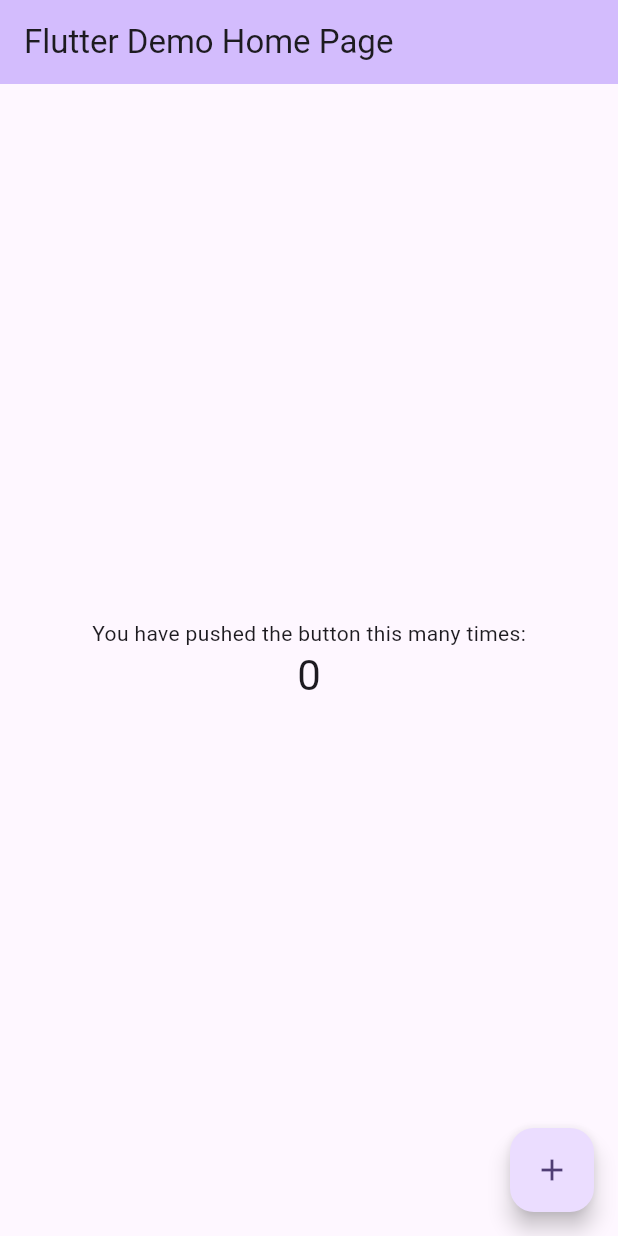
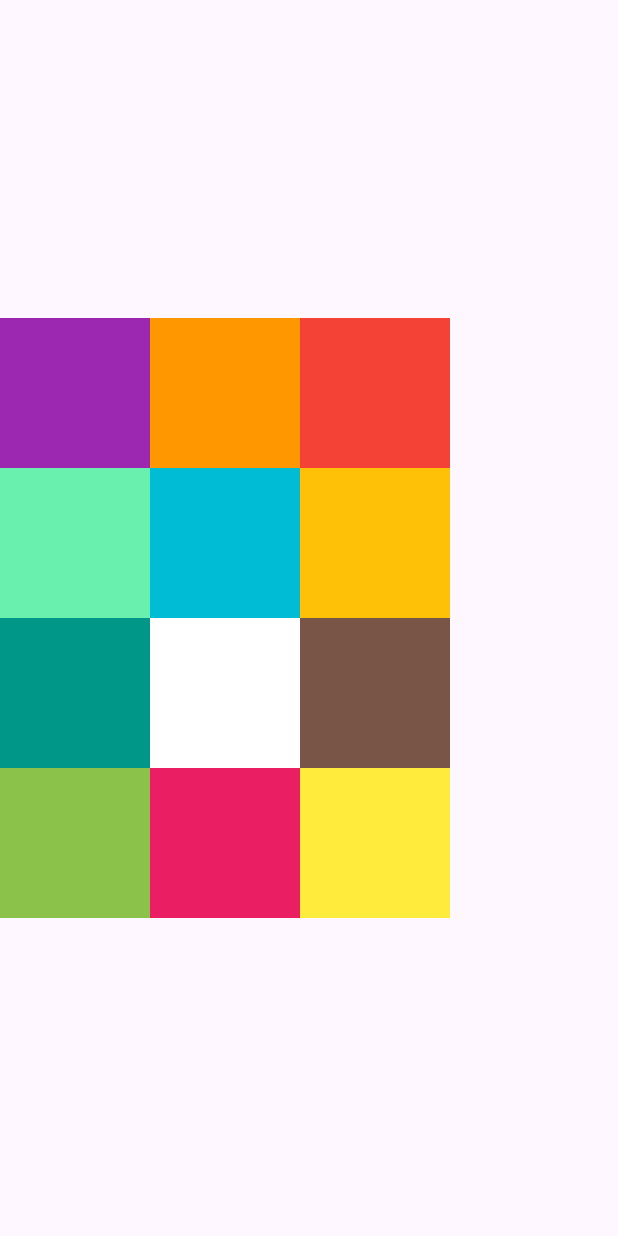
Before and after one commit to GK-solutionMD-2023-4th/1206_rae, a Flutter app: the screen it shows after launch, on a phone screen of 412 x 824 dp. Run offline on Flutter 3.47's test engine with Material 3 defaults, Android fonts, the phone set to English and light mode, and no system bars.

Commit message:
goods_information_screen.dart 수정) git push git pull

```diff
--- /dev/null
+++ b/lib/goods_information_screen.dart
@@ -0,0 +1,142 @@
+import 'package:flutter/material.dart';
+
+class MyApp extends StatelessWidget {
+  const MyApp({super.key});
+
+// This widget is the root of your application.
+  @override
+  Widget build(BuildContext context) {
+    return MaterialApp(
+      title: 'Flutter Demo',
+      theme: ThemeData(
+// This is the theme of your application.
+//
+// TRY THIS: Try running your application with "flutter run". You'll see
+// the application has a blue toolbar. Then, without quitting the app,
+// try changing the seedColor in the colorScheme below to Colors.green
+// and then invoke "hot reload" (save your changes or press the "hot
+// reload" button in a Flutter-supported IDE, or press "r" if you used
+// the command line to start the app).
+//
+// Notice that the counter didn't reset back to zero; the application
+// state is not lost during the reload. To reset the state, use hot
+// restart instead.
+//
+// This works for code too, not just values: Most code changes can be
+// tested with just a hot reload.
+        colorScheme: ColorScheme.fromSeed(seedColor: Colors.deepPurple),
+        useMaterial3: true,
+      ),
+      home: const MyHomePage(),
+    );
+  }
+}
+
+class MyHomePage extends StatefulWidget {
+  const MyHomePage({super.key});
+
+  @override
+  State<MyHomePage> createState() => _MyHomePageState();
+}
+
+class _MyHomePageState extends State<MyHomePage> {
+  @override
+  Widget build(BuildContext context) {
+    return Scaffold(
+      body: Container(
+        alignment: Alignment.topLeft,
+        child: Column(
+          mainAxisAlignment: MainAxisAlignment.center,
+          children: [
+            Column(
+              mainAxisAlignment: MainAxisAlignment.center,
+              children: [
+                Row(
+                  children: [
+                    Container(
+                      width: 100,
+                      height: 100,
+                      color: Colors.purple
+                    ),
+                    Container(
+                      width: 100,
+                      height: 100,
+                      color: Colors.orange
+                    ),
+                    Container(
+                      width: 100,
+                      height: 100,
+                      color: Colors.red
+                    )
+                  ],
+                )
+              ],
+            ),
+            Column(
+                mainAxisAlignment: MainAxisAlignment.center,
+                children: [
+                  Row(
+                    children: [
+                      Container(
+                          width: 100,
+                          height: 100,
+                          color: Colors.greenAccent
+                      ),
+                      Container(
+                          width: 100,
+                          height: 100,
+                          color: Colors.cyan
+                      ),
+                      Container(
+                          width: 100,
+                          height: 100,
+                          color: Colors.amber
+                      )
+                    ],
+                  ),
+                  Row(
+                    children: [
+                      Container(
+                          width: 100,
+                          height: 100,
+                          color: Colors.teal
+                      ),
+                      Container(
+                          width: 100,
+                          height: 100,
+                          color: Colors.white
+                      ),
+                      Container(
+                          width: 100,
+                          height: 100,
+                          color: Colors.brown
+                      )
+                    ],
+                  ),
+                  Row(
+                    children: [
+                      Container(
+                        width: 100,
+                        height: 100,
+                        color: Colors.lightGreen
+                      ),
+                      Container(
+                          width: 100,
+                          height: 100,
+                          color: Colors.pink
+                      ),
+                      Container(
+                          width: 100,
+                          height: 100,
+                          color: Colors.yellow
+                      )
+                    ],
+                  )
+                ],
+            ),
+          ],
+        ),
+      ),
+    );
+  }
+}
--- a/lib/main.dart
+++ b/lib/main.dart
@@ -1,125 +1,6 @@
 import 'package:flutter/material.dart';
+import 'goods_information_screen.dart';
 
 void main() {
   runApp(const MyApp());
 }
-
-class MyApp extends StatelessWidget {
-  const MyApp({super.key});
-
-  // This widget is the root of your application.
-  @override
-  Widget build(BuildContext context) {
-    return MaterialApp(
-      title: 'Flutter Demo',
-      theme: ThemeData(
-        // This is the theme of your application.
-        //
-        // TRY THIS: Try running your application with "flutter run". You'll see
-        // the application has a blue toolbar. Then, without quitting the app,
-        // try changing the seedColor in the colorScheme below to Colors.green
-        // and then invoke "hot reload" (save your changes or press the "hot
-        // reload" button in a Flutter-supported IDE, or press "r" if you used
-        // the command line to start the app).
-        //
-        // Notice that the counter didn't reset back to zero; the application
-        // state is not lost during the reload. To reset the state, use hot
-        // restart instead.
-        //
-        // This works for code too, not just values: Most code changes can be
-        // tested with just a hot reload.
-        colorScheme: ColorScheme.fromSeed(seedColor: Colors.deepPurple),
-        useMaterial3: true,
-      ),
-      home: const MyHomePage(title: 'Flutter Demo Home Page'),
-    );
-  }
-}
-
-class MyHomePage extends StatefulWidget {
-  const MyHomePage({super.key, required this.title});
-
-  // This widget is the home page of your application. It is stateful, meaning
-  // that it has a State object (defined below) that contains fields that affect
-  // how it looks.
-
-  // This class is the configuration for the state. It holds the values (in this
-  // case the title) provided by the parent (in this case the App widget) and
-  // used by the build method of the State. Fields in a Widget subclass are
-  // always marked "final".
-
-  final String title;
-
-  @override
-  State<MyHomePage> createState() => _MyHomePageState();
-}
-
-class _MyHomePageState extends State<MyHomePage> {
-  int _counter = 0;
-
-  void _incrementCounter() {
-    setState(() {
-      // This call to setState tells the Flutter framework that something has
-      // changed in this State, which causes it to rerun the build method below
-      // so that the display can reflect the updated values. If we changed
-      // _counter without calling setState(), then the build method would not be
-      // called again, and so nothing would appear to happen.
-      _counter++;
-    });
-  }
-
-  @override
-  Widget build(BuildContext context) {
-    // This method is rerun every time setState is called, for instance as done
-    // by the _incrementCounter method above.
-    //
-    // The Flutter framework has been optimized to make rerunning build methods
-    // fast, so that you can just rebuild anything that needs updating rather
-    // than having to individually change instances of widgets.
-    return Scaffold(
-      appBar: AppBar(
-        // TRY THIS: Try changing the color here to a specific color (to
-        // Colors.amber, perhaps?) and trigger a hot reload to see the AppBar
-        // change color while the other colors stay the same.
-        backgroundColor: Theme.of(context).colorScheme.inversePrimary,
-        // Here we take the value from the MyHomePage object that was created by
-        // the App.build method, and use it to set our appbar title.
-        title: Text(widget.title),
-      ),
-      body: Center(
-        // Center is a layout widget. It takes a single child and positions it
-        // in the middle of the parent.
-        child: Column(
-          // Column is also a layout widget. It takes a list of children and
-          // arranges them vertically. By default, it sizes itself to fit its
-          // children horizontally, and tries to be as tall as its parent.
-          //
-          // Column has various properties to control how it sizes itself and
-          // how it positions its children. Here we use mainAxisAlignment to
-          // center the children vertically; the main axis here is the vertical
-          // axis because Columns are vertical (the cross axis would be
-          // horizontal).
-          //
-          // TRY THIS: Invoke "debug painting" (choose the "Toggle Debug Paint"
-          // action in the IDE, or press "p" in the console), to see the
-          // wireframe for each widget.
-          mainAxisAlignment: MainAxisAlignment.center,
-          children: <Widget>[
-            const Text(
-              'You have pushed the button this many times:',
-            ),
-            Text(
-              '$_counter',
-              style: Theme.of(context).textTheme.headlineMedium,
-            ),
-          ],
-        ),
-      ),
-      floatingActionButton: FloatingActionButton(
-        onPressed: _incrementCounter,
-        tooltip: 'Increment',
-        child: const Icon(Icons.add),
-      ), // This trailing comma makes auto-formatting nicer for build methods.
-    );
-  }
-}
```
Also changed, not shown: 1 other file.
